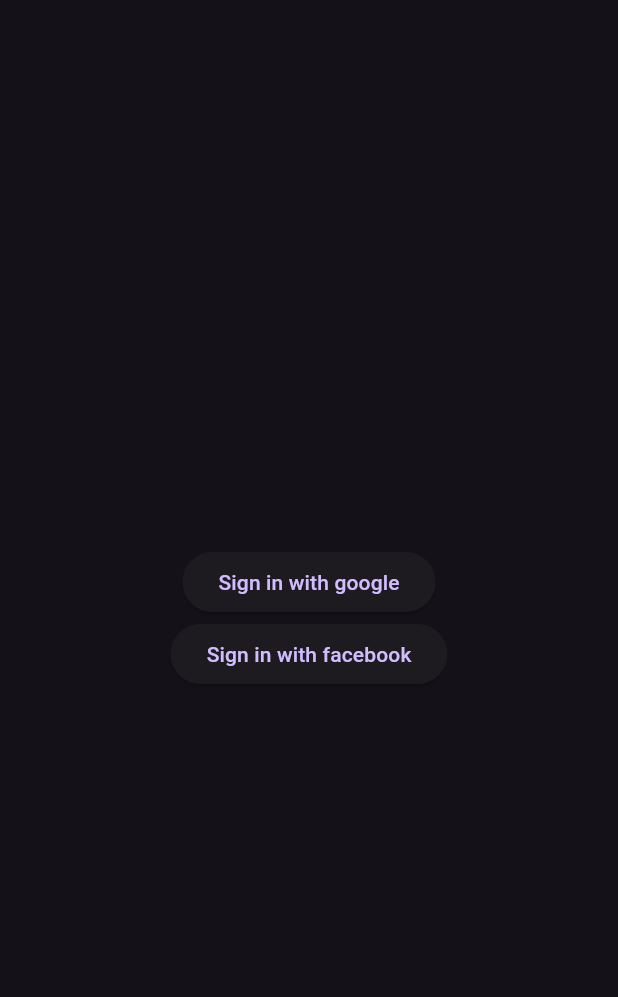
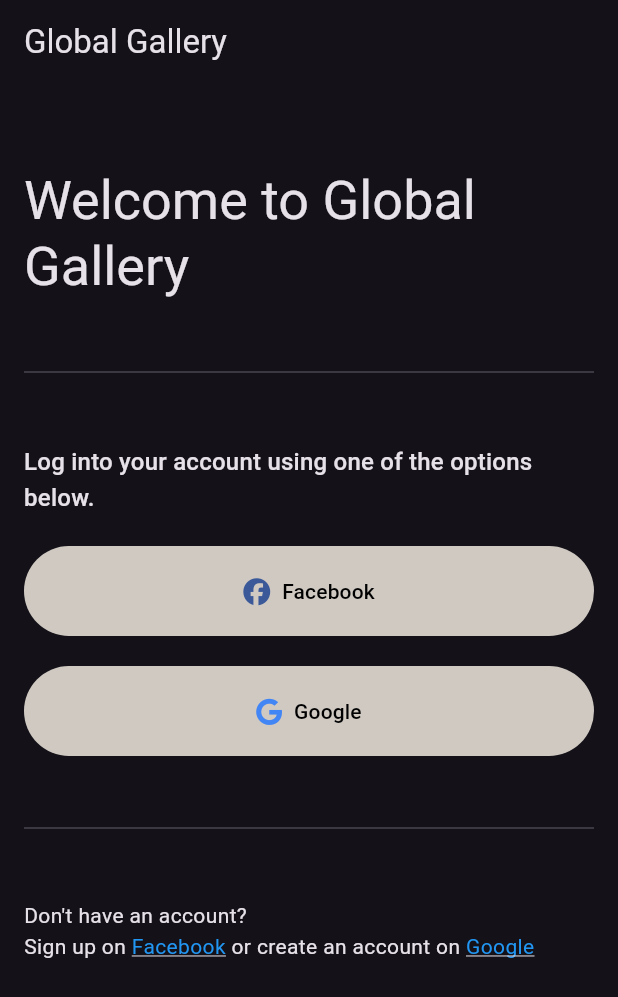
Before and after one commit to Mar3e/Global_Gallery, a Flutter app: the screen it shows after launch, on a phone screen of 412 x 824 dp. Shown: the top 997 px of the screen. Run offline on Flutter 3.47's test engine with Material 3 defaults, Android fonts, the phone set to English and light mode, and no system bars; our stand-ins replace cloud_firestore, firebase_auth, firebase_core, font_awesome_flutter, google_sign_in, hooks_riverpod; missing offline and left inert: flutter_facebook_auth; accounts and stored records are empty.

Commit message:
finished login views

```diff
--- /dev/null
+++ b/lib/extensions/string/as_html_color_to_color.dart
@@ -0,0 +1,13 @@
+import 'package:flutter/material.dart' show Color;
+import 'package:global_gallery/extensions/string/remove_all.dart';
+
+extension AsHtmlColorToColor on String {
+  Color htmlColorToColor() => Color(
+        int.parse(
+          removeAll(
+            ['#', '0x'],
+          ).padLeft(8, 'ff'),
+          radix: 16,
+        ),
+      );
+}
--- /dev/null
+++ b/lib/extensions/string/remove_all.dart
@@ -0,0 +1,6 @@
+extension RemoveAll on String {
+  String removeAll(Iterable<String> strings) => strings.fold(
+        this,
+        (result, pattern) => result.replaceAll(pattern, ''),
+      );
+}
--- a/lib/main.dart
+++ b/lib/main.dart
@@ -4,6 +4,7 @@
 import 'package:global_gallery/state/auth/providers/is_logged_in_provider.dart';
 import 'package:global_gallery/state/providers/is_loading_provider.dart';
 import 'package:global_gallery/views/components/loading/loading_screen.dart';
+import 'package:global_gallery/views/login/login_view.dart';
 import 'package:hooks_riverpod/hooks_riverpod.dart';
 import 'firebase_options.dart';
 
@@ -51,7 +52,7 @@
           if (isLoggedIn) {
             return const MainPage();
           } else {
-            return const LoginPage();
+            return const LoginView();
           }
         },
       ),
@@ -90,29 +91,3 @@
     );
   }
 }
-
-class LoginPage extends ConsumerWidget {
-  const LoginPage({super.key});
-
-  @override
-  Widget build(BuildContext context, WidgetRef ref) {
-    return Scaffold(
-      body: Center(
-        child: Column(
-          mainAxisAlignment: MainAxisAlignment.center,
-          mainAxisSize: MainAxisSize.min,
-          children: [
-            ElevatedButton(
-              onPressed: ref.read(authStateProvider.notifier).loginWithGoogle,
-              child: const Text('Sign in with google'),
-            ),
-            ElevatedButton(
-              onPressed: ref.read(authStateProvider.notifier).loginWithFacebook,
-              child: const Text('Sign in with facebook'),
-            ),
-          ],
-        ),
-      ),
-    );
-  }
-}
--- /dev/null
+++ b/lib/views/components/rich_text/base_text.dart
@@ -0,0 +1,37 @@
+import 'package:flutter/foundation.dart' show immutable, VoidCallback;
+import 'package:flutter/material.dart' show TextDecoration, TextStyle, Colors;
+import 'package:global_gallery/views/components/rich_text/link_text.dart';
+
+@immutable
+class BaseText {
+  final String text;
+  final TextStyle? style;
+
+  const BaseText({
+    required this.text,
+    this.style,
+  });
+
+  factory BaseText.plain({
+    required String text,
+    TextStyle? style = const TextStyle(),
+  }) =>
+      BaseText(
+        text: text,
+        style: style,
+      );
+
+  factory BaseText.link({
+    required String text,
+    required VoidCallback onTap,
+    TextStyle? style = const TextStyle(
+      color: Colors.blue,
+      decoration: TextDecoration.underline,
+    ),
+  }) =>
+      LinkText(
+        text: text,
+        onTap: onTap,
+        style: style,
+      );
+}
--- /dev/null
+++ b/lib/views/components/rich_text/link_text.dart
@@ -0,0 +1,14 @@
+import 'package:flutter/foundation.dart' show immutable, VoidCallback;
+import 'package:flutter/material.dart';
+import 'package:global_gallery/views/components/rich_text/base_text.dart';
+
+@immutable
+class LinkText extends BaseText {
+  final VoidCallback onTap;
+
+  const LinkText({
+    required super.text,
+    required this.onTap,
+    super.style,
+  });
+}
--- /dev/null
+++ b/lib/views/components/rich_text/rich_text_widget.dart
@@ -0,0 +1,37 @@
+import 'package:flutter/gestures.dart';
+import 'package:flutter/material.dart';
+import 'package:global_gallery/views/components/rich_text/base_text.dart';
+import 'package:global_gallery/views/components/rich_text/link_text.dart';
+
+class RichTextWidget extends StatelessWidget {
+  final Iterable<BaseText> texts;
+  final TextStyle? styleForAll;
+
+  const RichTextWidget({
+    super.key,
+    required this.texts,
+    this.styleForAll,
+  });
+
+  @override
+  Widget build(BuildContext context) {
+    return RichText(
+      text: TextSpan(
+        children: texts.map((baseText) {
+          if (baseText is LinkText) {
+            return TextSpan(
+              text: baseText.text,
+              style: styleForAll?.merge(baseText.style) ?? baseText.style,
+              recognizer: TapGestureRecognizer()..onTap = baseText.onTap,
+            );
+          } else {
+            return TextSpan(
+              text: baseText.text,
+              style: styleForAll?.merge(baseText.style) ?? baseText.style,
+            );
+          }
+        }).toList(),
+      ),
+    );
+  }
+}
--- /dev/null
+++ b/lib/views/constants/app_colors.dart
@@ -0,0 +1,12 @@
+import 'package:flutter/foundation.dart' show immutable;
+import 'package:flutter/material.dart' show Colors;
+import 'package:global_gallery/extensions/string/as_html_color_to_color.dart';
+
+@immutable
+class AppColors {
+  static final loginButtonColor = '#cfc9c2'.htmlColorToColor();
+  static const loginButtonTextColor = Colors.black;
+  static final googleColor = '#4285F4'.htmlColorToColor();
+  static final facebookColor = '#3b5998'.htmlColorToColor();
+  const AppColors._();
+}
--- /dev/null
+++ b/lib/views/constants/strings.dart
@@ -0,0 +1,38 @@
+import 'package:flutter/foundation.dart';
+
+@immutable
+class Strings {
+  static const appName = 'Global Gallery';
+  static const welcomeToAppName = 'Welcome to ${Strings.appName}';
+  static const youHaveNoPosts =
+      'You have not made a post yet. Press either the video-upload or the photo-upload buttons to the top of the screen in order to upload your first post!';
+  static const noPostsAvailable =
+      "Nobody seems to have made any posts yet. Why don't you take the first step and upload your first post?!";
+  static const enterYourSearchTerm =
+      'Enter your search term in order go get started. You can search in the description of all posts available in the system';
+  static const facebook = 'Facebook';
+  static const facebookSignupUrl = 'https://www.facebook.com/signup';
+  static const google = 'Google';
+  static const googleSignupUrl = 'https://accounts.google.com/signup';
+  static const logIntoYourAccount =
+      'Log into your account using one of the options below.';
+  static const comments = 'Comments';
+  static const writeYourCommentHere = 'Write your comment here...';
+  static const checkOutThisPost = 'Check out this post!';
+  static const postDetails = 'Post Details';
+  static const post = 'post';
+
+  static const createNewPost = 'Create New Post';
+  static const pleaseWriteYourMessageHere = 'Please write your message here';
+
+  static const noCommentsYet =
+      'Nobody has commented on this post yet. You can change that though, and be the first person who comments!';
+
+  static const enterYourSearchTermHere = 'Enter your search term here';
+
+  // login view rich text at bottom
+  static const dontHaveAnAccount = "Don't have an account?\n";
+  static const signUpOn = 'Sign up on ';
+  static const orCreateAnAccountOn = ' or create an account on ';
+  const Strings._();
+}
--- /dev/null
+++ b/lib/views/login/divider_with_margins.dart
@@ -0,0 +1,16 @@
+import 'package:flutter/material.dart';
+
+class DividerWithMargins extends StatelessWidget {
+  const DividerWithMargins({super.key});
+
+  @override
+  Widget build(BuildContext context) {
+    return const Column(
+      children: [
+        SizedBox(height: 40),
+        Divider(),
+        SizedBox(height: 40),
+      ],
+    );
+  }
+}
--- /dev/null
+++ b/lib/views/login/facebook_button.dart
@@ -0,0 +1,26 @@
+import 'package:flutter/material.dart';
+import 'package:font_awesome_flutter/font_awesome_flutter.dart';
+import 'package:global_gallery/views/constants/app_colors.dart';
+import 'package:global_gallery/views/constants/strings.dart';
+
+class FacebookButton extends StatelessWidget {
+  const FacebookButton({super.key});
+
+  @override
+  Widget build(BuildContext context) {
+    return SizedBox(
+      height: 44.0,
+      child: Row(
+        mainAxisAlignment: MainAxisAlignment.center,
+        children: [
+          FaIcon(
+            FontAwesomeIcons.facebook,
+            color: AppColors.facebookColor,
+          ),
+          const SizedBox(width: 8),
+          const Text(Strings.facebook),
+        ],
+      ),
+    );
+  }
+}
--- /dev/null
+++ b/lib/views/login/google_button.dart
@@ -0,0 +1,26 @@
+import 'package:flutter/material.dart';
+import 'package:font_awesome_flutter/font_awesome_flutter.dart';
+import 'package:global_gallery/views/constants/app_colors.dart';
+import 'package:global_gallery/views/constants/strings.dart';
+
+class GoogleButton extends StatelessWidget {
+  const GoogleButton({super.key});
+
+  @override
+  Widget build(BuildContext context) {
+    return SizedBox(
+      height: 44.0,
+      child: Row(
+        mainAxisAlignment: MainAxisAlignment.center,
+        children: [
+          FaIcon(
+            FontAwesomeIcons.google,
+            color: AppColors.googleColor,
+          ),
+          const SizedBox(width: 8),
+          const Text(Strings.google),
+        ],
+      ),
+    );
+  }
+}
--- /dev/null
+++ b/lib/views/login/login_view.dart
@@ -0,0 +1,67 @@
+import 'package:flutter/material.dart';
+import 'package:global_gallery/state/auth/providers/auth_state_provider.dart';
+import 'package:global_gallery/views/constants/app_colors.dart';
+import 'package:global_gallery/views/constants/strings.dart';
+import 'package:global_gallery/views/login/divider_with_margins.dart';
+import 'package:global_gallery/views/login/facebook_button.dart';
+import 'package:global_gallery/views/login/google_button.dart';
+import 'package:global_gallery/views/login/login_view_signup_links.dart';
+import 'package:hooks_riverpod/hooks_riverpod.dart';
+
+class LoginView extends ConsumerWidget {
+  const LoginView({super.key});
+
+  @override
+  Widget build(BuildContext context, WidgetRef ref) {
+    return Scaffold(
+      appBar: AppBar(
+        title: const Text(
+          Strings.appName,
+        ),
+      ),
+      body: Padding(
+        padding: const EdgeInsets.all(16.0),
+        child: SingleChildScrollView(
+          child: Column(
+            crossAxisAlignment: CrossAxisAlignment.stretch,
+            children: [
+              const SizedBox(height: 40),
+              Text(
+                Strings.welcomeToAppName,
+                style: Theme.of(context).textTheme.displaySmall,
+              ),
+              const DividerWithMargins(),
+              Text(
+                Strings.logIntoYourAccount,
+                style: Theme.of(context).textTheme.titleMedium?.copyWith(
+                      height: 1.5,
+                    ),
+              ),
+              const SizedBox(height: 20),
+              TextButton(
+                style: TextButton.styleFrom(
+                  backgroundColor: AppColors.loginButtonColor,
+                  foregroundColor: AppColors.loginButtonTextColor,
+                ),
+                onPressed:
+                    ref.read(authStateProvider.notifier).loginWithFacebook,
+                child: const FacebookButton(),
+              ),
+              const SizedBox(height: 20),
+              TextButton(
+                style: TextButton.styleFrom(
+                  backgroundColor: AppColors.loginButtonColor,
+                  foregroundColor: AppColors.loginButtonTextColor,
+                ),
+                onPressed: ref.read(authStateProvider.notifier).loginWithGoogle,
+                child: const GoogleButton(),
+              ),
+              const DividerWithMargins(),
+              const LoginViewSignupLink()
+            ],
+          ),
+        ),
+      ),
+    );
+  }
+}
--- /dev/null
+++ b/lib/views/login/login_view_signup_links.dart
@@ -0,0 +1,34 @@
+import 'package:flutter/material.dart';
+import 'package:global_gallery/views/components/rich_text/base_text.dart';
+import 'package:global_gallery/views/components/rich_text/rich_text_widget.dart';
+import 'package:global_gallery/views/constants/strings.dart';
+import 'package:url_launcher/url_launcher.dart';
+
+class LoginViewSignupLink extends StatelessWidget {
+  const LoginViewSignupLink({super.key});
+
+  @override
+  Widget build(BuildContext context) {
+    return RichTextWidget(
+      styleForAll:
+          Theme.of(context).textTheme.bodyMedium?.copyWith(height: 1.5),
+      texts: [
+        BaseText.plain(text: Strings.dontHaveAnAccount),
+        BaseText.plain(text: Strings.signUpOn),
+        BaseText.link(
+          text: Strings.facebook,
+          onTap: () => launchUrl(
+            Uri.parse(Strings.facebookSignupUrl),
+          ),
+        ),
+        BaseText.plain(text: Strings.orCreateAnAccountOn),
+        BaseText.link(
+          text: Strings.google,
+          onTap: () => launchUrl(
+            Uri.parse(Strings.googleSignupUrl),
+          ),
+        ),
+      ],
+    );
+  }
+}
```
